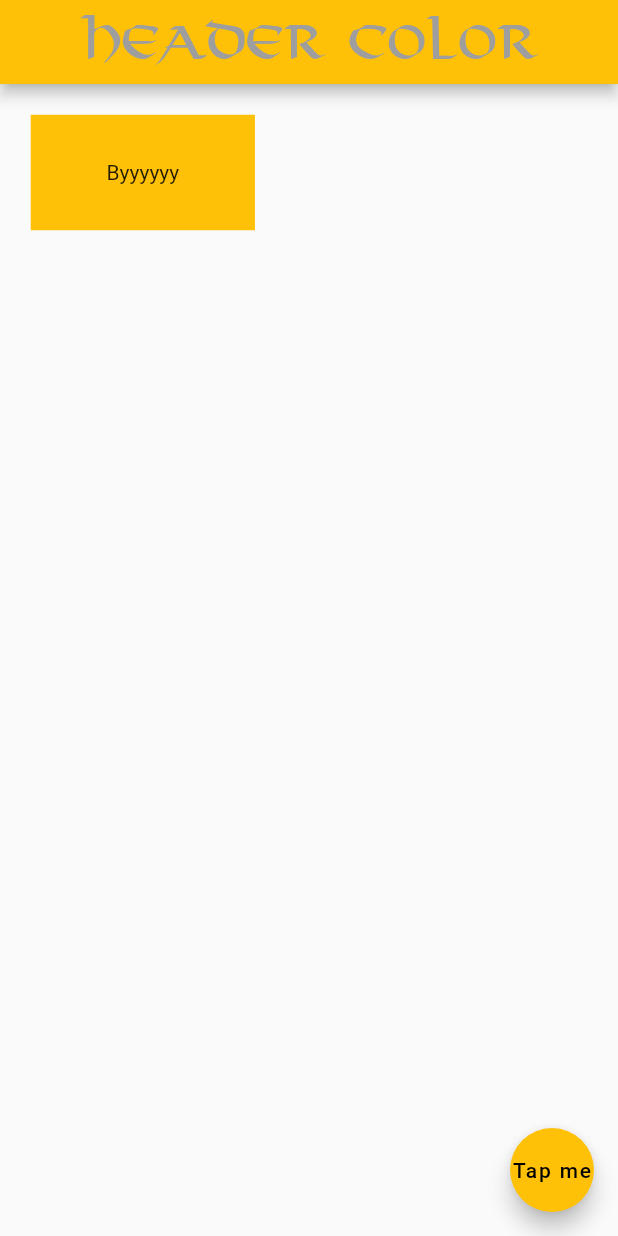
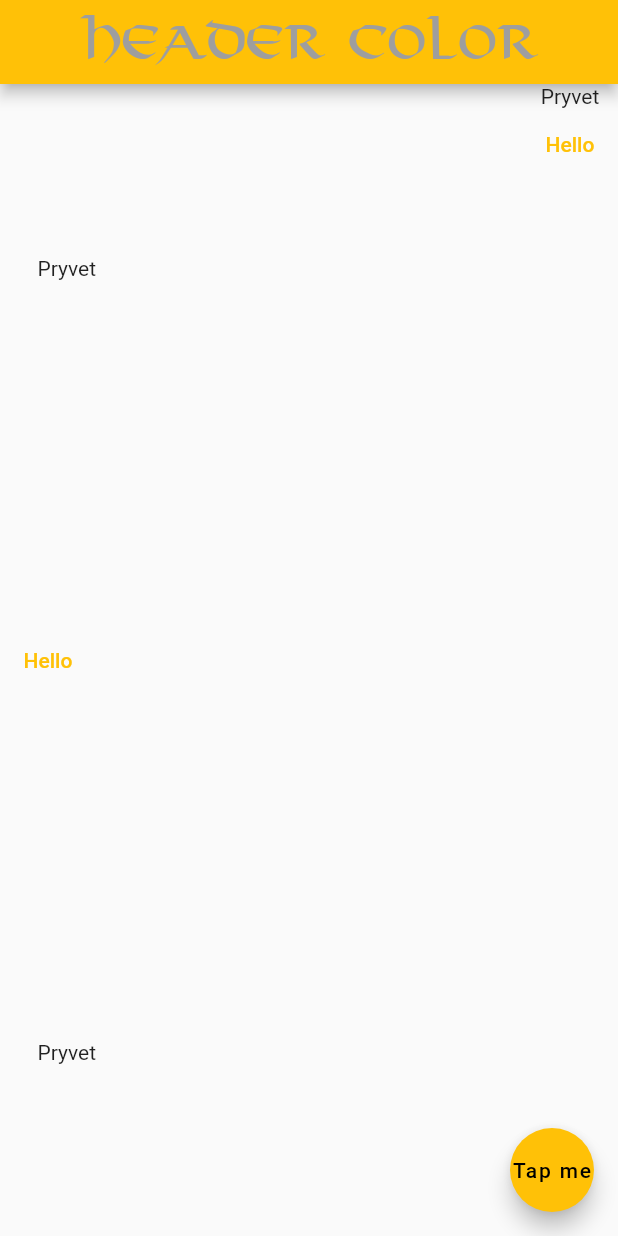
Before and after one commit to ArthurIbatullin/The-first, a Flutter app: the screen it shows after launch, on a phone screen of 412 x 824 dp. Run offline on Flutter 3.47's test engine with Material 2 defaults, Android fonts, the phone set to English and light mode, and no system bars.

Commit message:
Сделал систему сеток

```diff
--- a/lib/main.dart
+++ b/lib/main.dart
@@ -14,16 +14,50 @@ class MyApp extends StatelessWidget {
               TextStyle(fontSize: 30, color: Colors.grey, fontFamily: 'viking'),
           centerTitle: true,
         ),
-        body: Container(
-          color: Colors.amber,
-          child: Text('Byyyyyy'),
-          margin: EdgeInsets.all(20.5), // со всех сторон отступ
-          padding: EdgeInsets.symmetric(
-              horizontal: 50.5, // Внутренний отступ по горизонтали
-              vertical: 30.5), //внутренний отступ по вертикали
-          // margin: EdgeInsets.fromLTRB(left, top, right, bottom) тут можно снаружи указать отступ отдельно для 4ех сторон
-          // можно так записать margin: EdgeInsets.fromLTRB(27.4, 69.0, 24.1, 87.9)
+        body: Row(
+          mainAxisAlignment: MainAxisAlignment.spaceBetween,
+          children: [
+            Column(
+                mainAxisAlignment: MainAxisAlignment
+                    .spaceAround, // Свойство куда прижимаются элементы
+                crossAxisAlignment:
+                    CrossAxisAlignment.end, // Куда прижимаются в своей клетке
+                children: [
+                  Text('Pryvet'),
+                  TextButton(onPressed: () {}, child: Text('Hello')),
+                  Text('Pryvet'),
+                ]),
+            Column(children: [
+              Text('Pryvet'),
+              TextButton(onPressed: () {}, child: Text('Hello'))
+            ]),
+          ],
         ),
+
+        // Column(
+        //   children: [
+        //     Text('Pryvet'),
+        //     TextButton(onPressed: () {}, child: Text('Hello'))
+        //   ],
+        // ),
+
+        // Row(
+        //   children: [
+        //     Text('Pryvet'),
+        //     TextButton(onPressed: () {}, child: Text('Hello'))
+        //   ],
+        // ),
+
+        // Container(
+        //   color: Colors.amber,
+        //   child: Text('Byyyyyy'),
+        //   margin: EdgeInsets.all(20.5), // со всех сторон отступ
+        //   padding: EdgeInsets.symmetric(
+        //       horizontal: 50.5, // Внутренний отступ по горизонтали
+        //       vertical: 30.5), //внутренний отступ по вертикали
+        //   // margin: EdgeInsets.fromLTRB(left, top, right, bottom) тут можно снаружи указать отступ отдельно для 4ех сторон
+        //   // можно так записать margin: EdgeInsets.fromLTRB(27.4, 69.0, 24.1, 87.9)
+        // ),
 
         //     Image(
         //   image: AssetImage('assets/image/Artyrito.jpg'),
```
